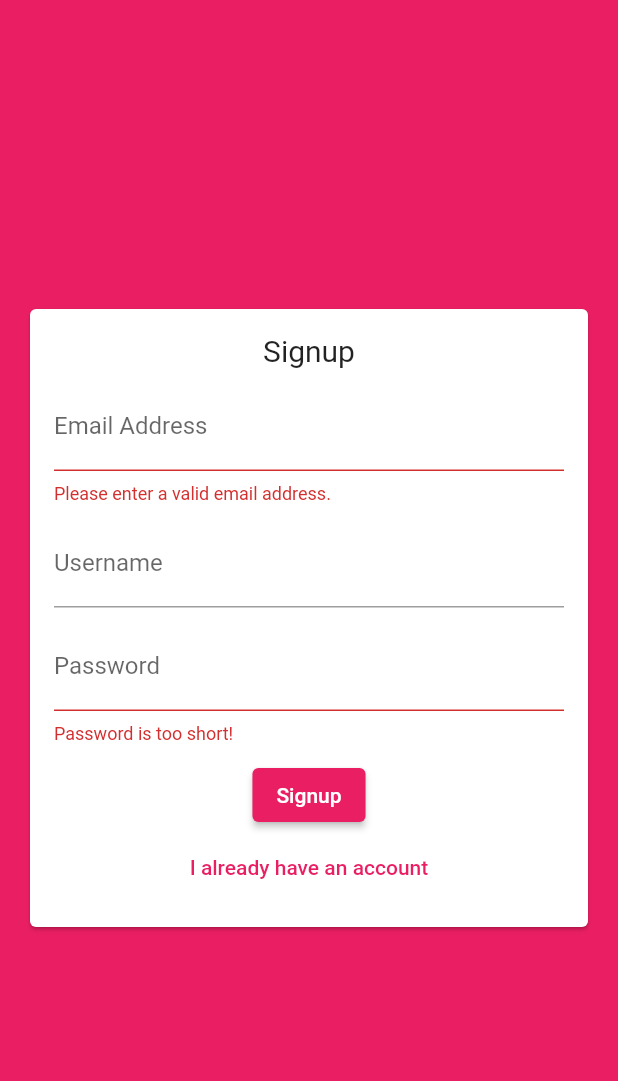
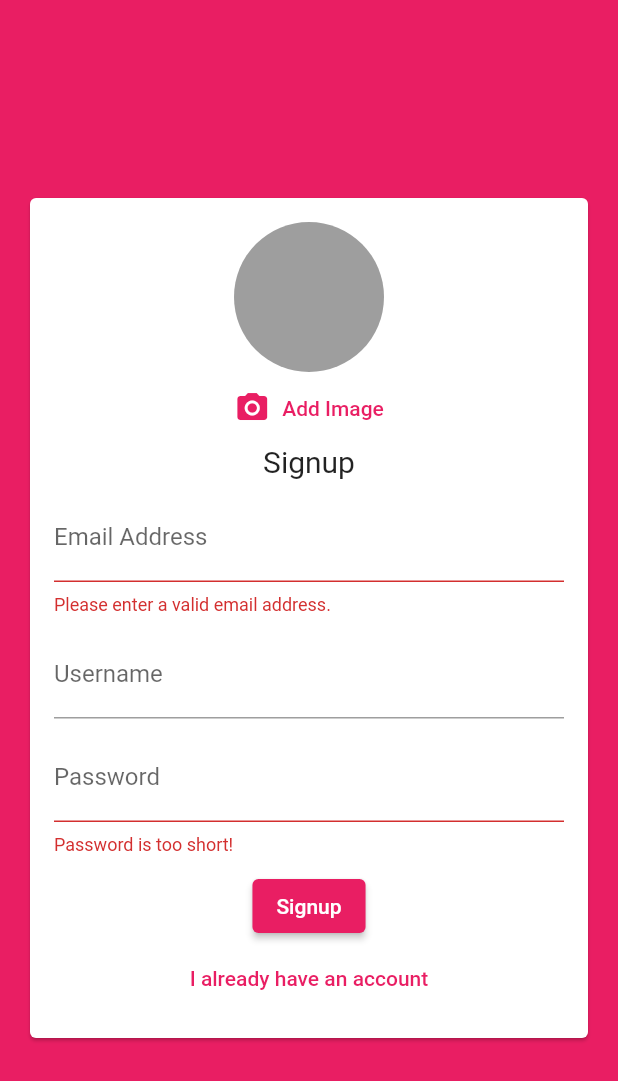
Before and after one commit to SukaranKant/flutter-chat, a Flutter app: the screen it shows after launch, after a tap on "Login", after a tap on "Create new account", on a phone screen of 412 x 824 dp. Shown: the top 1081 px of the screen. Run offline on Flutter 3.47's test engine with Material 2 defaults, Android fonts, the phone set to English and light mode, and no system bars; our stand-ins replace cloud_firestore, firebase_auth, firebase_core, firebase_storage, image_picker; accounts and stored records are empty.

Commit message:
added image upload

```diff
--- a/lib/screens/auth_screen.dart
+++ b/lib/screens/auth_screen.dart
@@ -1,7 +1,9 @@
 import 'package:flutter/material.dart';
 import 'package:firebase_auth/firebase_auth.dart';
 import 'package:cloud_firestore/cloud_firestore.dart';
+import 'package:firebase_storage/firebase_storage.dart';
 import '../widgets/auth/auth_form.dart';
+import 'dart:io';
 
 class AuthScreen extends StatefulWidget {
   const AuthScreen({Key key}) : super(key: key);
@@ -18,6 +20,7 @@ class _AuthScreenState extends State<AuthScreen> {
     String email,
     String password,
     String username,
+    File image,
     bool isLogin,
     BuildContext context,
   ) async {
@@ -34,12 +37,22 @@ class _AuthScreenState extends State<AuthScreen> {
         userCredential = await _auth.createUserWithEmailAndPassword(
             email: email, password: password);
 
+        final ref = FirebaseStorage.instance
+            .ref()
+            .child('user_image')
+            .child('${userCredential.user.uid}.jpg');
+
+        await ref.putFile(image);
+
+        String url = await ref.getDownloadURL();
+
         await FirebaseFirestore.instance
             .collection('users')
             .doc(userCredential.user.uid)
             .set({
           'username': username,
           'email': email,
+          'imageUrl': url,
         });
       }
     } on FirebaseAuthException catch (e) {
@@ -68,7 +81,10 @@ class _AuthScreenState extends State<AuthScreen> {
   Widget build(BuildContext context) {
     return Scaffold(
       backgroundColor: Theme.of(context).primaryColor,
-      body: AuthForm(_submitAuthForm, _isLoading,),
+      body: AuthForm(
+        _submitAuthForm,
+        _isLoading,
+      ),
     );
   }
 }
--- a/lib/widgets/auth/auth_form.dart
+++ b/lib/widgets/auth/auth_form.dart
@@ -1,4 +1,6 @@
+import 'package:chat_app/widgets/pickers/user_image_picker.dart';
 import 'package:flutter/material.dart';
+import 'dart:io';
 
 class AuthForm extends StatefulWidget {
   const AuthForm(this.submitFn, this.isLoading, {Key key}) : super(key: key);
@@ -7,6 +9,7 @@ class AuthForm extends StatefulWidget {
     String email,
     String password,
     String username,
+    File image,
     bool isLogin,
     BuildContext ctx,
   ) submitFn;
@@ -22,11 +25,21 @@ class _AuthFormState extends State<AuthForm> {
   String _userEmail = '';
   String _userName = '';
   String _userPassword = '';
-
+  File _userImageFile;
 
   void _trySubmit() {
     final isValid = _formKey.currentState.validate();
     FocusScope.of(context).unfocus();
+
+    if(_userImageFile == null && !_isLogin) {
+      ScaffoldMessenger.of(context).showSnackBar(
+        const SnackBar(
+          content: Text('Please pick an image.'),
+          backgroundColor: Colors.red,
+        ),
+      );
+      return;
+    }
 
     if (isValid) {
       _formKey.currentState.save();
@@ -34,10 +47,15 @@ class _AuthFormState extends State<AuthForm> {
         _userEmail.trim(),
         _userPassword.trim(),
         _userName.trim(),
+        _userImageFile,
         _isLogin,
         context,
       );
     }
+  }
+
+  void _pickedImage(File pickedImage) {
+    _userImageFile = pickedImage;
   }
 
   @override
@@ -53,6 +71,8 @@ class _AuthFormState extends State<AuthForm> {
               child: Column(
                 mainAxisSize: MainAxisSize.min,
                 children: [
+                  if (!_isLogin)
+                 UserImagePicker(_pickedImage),
                   Text(
                     _isLogin ? 'Login' : 'Signup',
                     style: TextStyle(
--- a/lib/widgets/chat/messages.dart
+++ b/lib/widgets/chat/messages.dart
@@ -35,6 +35,7 @@ class _MessagesState extends State<Messages> {
             child: MessageBubble(
               documents[index]['text'],
               documents[index]['username'],
+              documents[index]['userImage'],
               documents[index]['userId'] == FirebaseAuth.instance.currentUser.uid,
               key: ValueKey(documents[index].id),
             ),
--- a/lib/widgets/chat/new_message.dart
+++ b/lib/widgets/chat/new_message.dart
@@ -23,6 +23,7 @@ class _NewMessageState extends State<NewMessage> {
       'createdAt': Timestamp.now(),
       'userId': userId,
       'username': userData['username'],
+      'userImage': userData['imageUrl'],
     });
     _controller.clear();
   }
--- /dev/null
+++ b/lib/widgets/pickers/user_image_picker.dart
@@ -0,0 +1,46 @@
+import 'package:flutter/material.dart';
+import 'package:image_picker/image_picker.dart';
+import 'dart:io';
+
+class UserImagePicker extends StatefulWidget {
+
+  final void Function(File pickedImage) imagePickFn;
+
+  const UserImagePicker(this.imagePickFn, {Key key}) : super(key: key);
+
+  @override
+  State<UserImagePicker> createState() => _UserImagePickerState();
+}
+
+class _UserImagePickerState extends State<UserImagePicker> {
+  File _pickedImage;
+
+  void _pickImage() async {
+    final pickedImageFile = await ImagePicker()
+        .pickImage(source: ImageSource.camera, imageQuality: 50, maxWidth: 150);
+
+    setState(() {
+      _pickedImage = File(pickedImageFile.path);
+    });
+
+    widget.imagePickFn(_pickedImage);
+  }
+
+  @override
+  Widget build(BuildContext context) {
+    return Column(
+      children: [
+        CircleAvatar(
+          radius: 50,
+          backgroundColor: Colors.grey,
+          backgroundImage: _pickedImage != null ? FileImage(_pickedImage) : null,
+        ),
+        TextButton.icon(
+          onPressed: _pickImage,
+          icon: const Icon(Icons.camera_alt),
+          label: const Text('Add Image'),
+        ),
+      ],
+    );
+  }
+}
--- a/pubspec.yaml
+++ b/pubspec.yaml
@@ -38,6 +38,8 @@ dependencies:
   firebase_core: ^2.5.0
   cloud_firestore: ^4.3.2
   firebase_auth: ^4.2.6
+  image_picker: ^0.8.6+1
+  firebase_storage: ^11.0.11
 
 dev_dependencies:
   flutter_test:
```
Also changed, not shown: lib/widgets/chat/message_bubble.dart (+21 -4 lines), pubspec.lock, 1 other file. Lines whose indentation alone changed are shown as unchanged.
